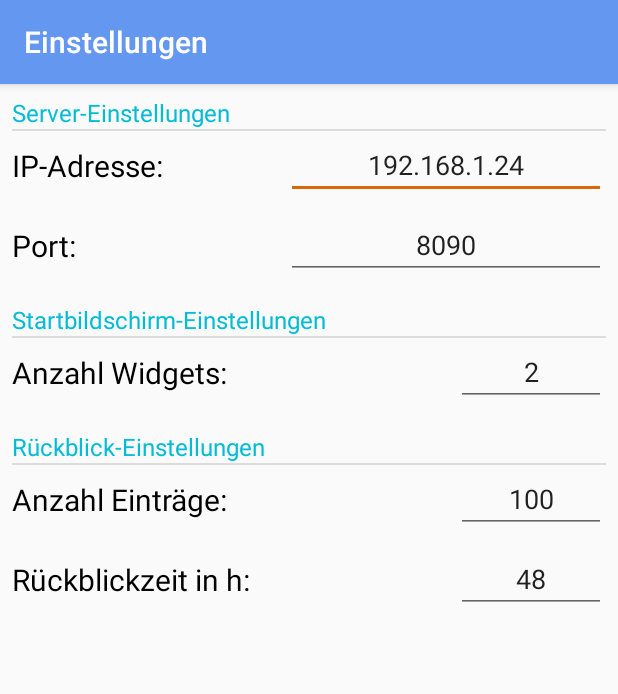
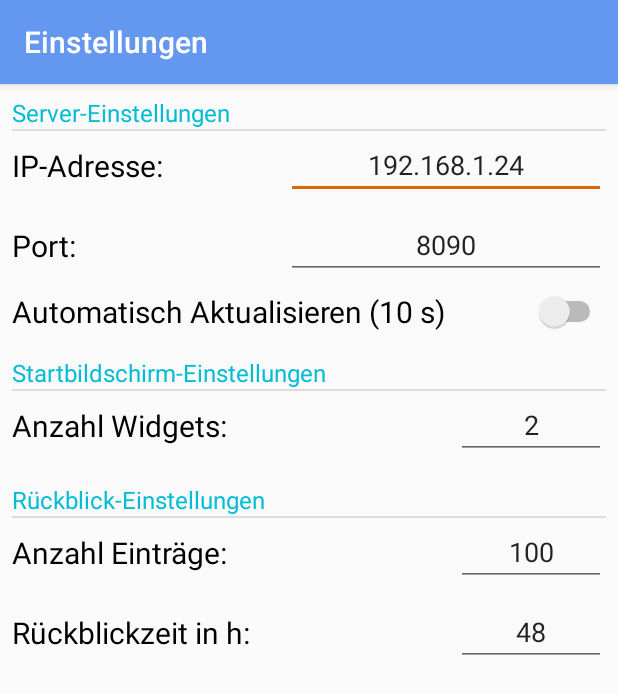
Before and after one commit to maxkofler/HomeNet-App, an Android app: the Settings screen opened directly, with no data from a screen before it, on a phone screen of 412 x 824 dp. Shown: the top 694 px of the screen. Run offline under Robolectric (Android 15) with nearby library versions, the phone set to English and light mode, and no system bars.

Commit message:
Started works on renewing Network... WARNING: will currently not run!

```diff
--- a/app/src/main/java/com/example/homenet/Settings.java
+++ b/app/src/main/java/com/example/homenet/Settings.java
@@ -11,6 +11,7 @@ import android.content.Intent;
 import android.content.SharedPreferences;
 import android.os.Bundle;
 import android.widget.EditText;
+import android.widget.Switch;
 import android.widget.Toast;
 
 import com.example.homenet.ui.home.HomeFragment;
@@ -28,6 +29,8 @@ public class Settings extends AppCompatActivity {
     EditText et_cValues;
     EditText et_cSecLookBack;
 
+    Switch sw_autorefresh;
+
     @Override
     protected void onCreate(Bundle savedInstanceState) {
         super.onCreate(savedInstanceState);
@@ -44,6 +47,8 @@ public class Settings extends AppCompatActivity {
         et_cValues = findViewById(R.id.et_cValues);
         et_cSecLookBack = findViewById(R.id.et_cSecLookBack);
 
+        sw_autorefresh = findViewById(R.id.sw_autorefresh);
+
         loadChanges();
 
     }
@@ -55,6 +60,8 @@ public class Settings extends AppCompatActivity {
         prefseditor.putInt(getString(R.string.key_countTiles), Integer.parseInt(et_cTiles.getText().toString()));
         prefseditor.putInt(getString(R.string.key_countValuesHistory), Integer.parseInt(et_cValues.getText().toString()));
         prefseditor.putInt(getString(R.string.key_historyLookBackSec), Integer.parseInt(et_cSecLookBack.getText().toString())*3600);
+
+        prefseditor.putBoolean(getString(R.string.key_autorefresh), sw_autorefresh.isChecked());
         prefseditor.commit();
     }
 
@@ -76,6 +83,8 @@ public class Settings extends AppCompatActivity {
         et_cTiles.setText(Integer.toString(preferences.getInt(getString(R.string.key_countTiles), 2)));
         et_cValues.setText(Integer.toString(preferences.getInt(getString(R.string.key_countValuesHistory), 100)));
         et_cSecLookBack.setText(Integer.toString(preferences.getInt(getString(R.string.key_historyLookBackSec), 48*3600)/3600));
+
+        sw_autorefresh.setChecked(preferences.getBoolean(getString(R.string.key_autorefresh), false));
     }
 
     @Override
--- a/app/src/main/java/com/example/homenet/weathersens/History_Manager.java
+++ b/app/src/main/java/com/example/homenet/weathersens/History_Manager.java
@@ -53,7 +53,7 @@ public class History_Manager {
 
         System.out.println("Starting net!");
 
-        net = new NetworkHandler(ip, port, "@vht"+ID+";"+lookback, true);
+        net = new NetworkHandler(ip, port, "@vht"+ID+";"+lookback);
         //net = new NetworkHandler(ip, port, "@vh"+ID, true);
         Thread netHandler = new Thread(net);
         netHandler.start();
--- a/app/src/main/java/com/example/homenet/weathersens/WSValueserver.java
+++ b/app/src/main/java/com/example/homenet/weathersens/WSValueserver.java
@@ -61,7 +61,4 @@ public class WSValueserver {
     public String getValueUnit(int id) { return values[id].vUnit; }
     public String getValue(int id) { return values[id].value; }
     public int getValuesCount(){ return valuesCount; }
-
-
-
 }
--- a/app/src/main/res/layout/activity_settings.xml
+++ b/app/src/main/res/layout/activity_settings.xml
@@ -42,7 +42,7 @@
                 android:textColor="@color/settings_headers"
                 android:textSize="16sp"
                 app:layout_constraintStart_toStartOf="parent"
-                app:layout_constraintTop_toBottomOf="@+id/et_s_port" />
+                app:layout_constraintTop_toBottomOf="@+id/sw_autorefresh" />
 
             <TextView
                 android:id="@+id/tv_history_settings"
@@ -209,6 +209,19 @@
                 app:layout_constraintEnd_toEndOf="parent"
                 app:layout_constraintTop_toBottomOf="@+id/et_cValues" />
 
+            <Switch
+                android:id="@+id/sw_autorefresh"
+                style="@style/settings_descs"
+                android:layout_width="0dp"
+                android:layout_height="wrap_content"
+                android:layout_marginStart="8dp"
+                android:layout_marginTop="8dp"
+                android:layout_marginEnd="8dp"
+                android:text="@string/autorefresh"
+                app:layout_constraintEnd_toEndOf="parent"
+                app:layout_constraintStart_toStartOf="parent"
+                app:layout_constraintTop_toBottomOf="@+id/et_s_port" />
+
 
         </androidx.constraintlayout.widget.ConstraintLayout>
     </androidx.core.widget.NestedScrollView>
--- a/app/src/main/res/values/strings.xml
+++ b/app/src/main/res/values/strings.xml
@@ -45,6 +45,7 @@
 
     <string name="key_ServerIP">serverIP</string>
     <string name="key_ServerPort">serverPort</string>
+    <string name="key_autorefresh">autorefresh</string>
 
     <string name="key_countTiles">countTiles</string>
 
@@ -65,6 +66,8 @@
     <string name="server_ip">IP-Adresse:</string>
     <string name="server_port">Port:</string>
 
+    <string name="autorefresh">Automatisch Aktualisieren (10 s)</string>
+
     //Home fragment appearance settings
     <string name="home_settings">Startbildschirm-Einstellungen</string>
 
```
Also changed, not shown: app/src/main/java/com/example/homenet/ExceptionClasses/NoValuesToProcess.java (added, +11 -0 lines), app/src/main/java/com/example/homenet/network/HNNetworking.java (+12 -5 lines), app/src/main/java/com/example/homenet/network/NetworkHandler.java (+9 -34 lines), app/src/main/java/com/example/homenet/ui/home/HomeFragment.java (+0 -12 lines).
